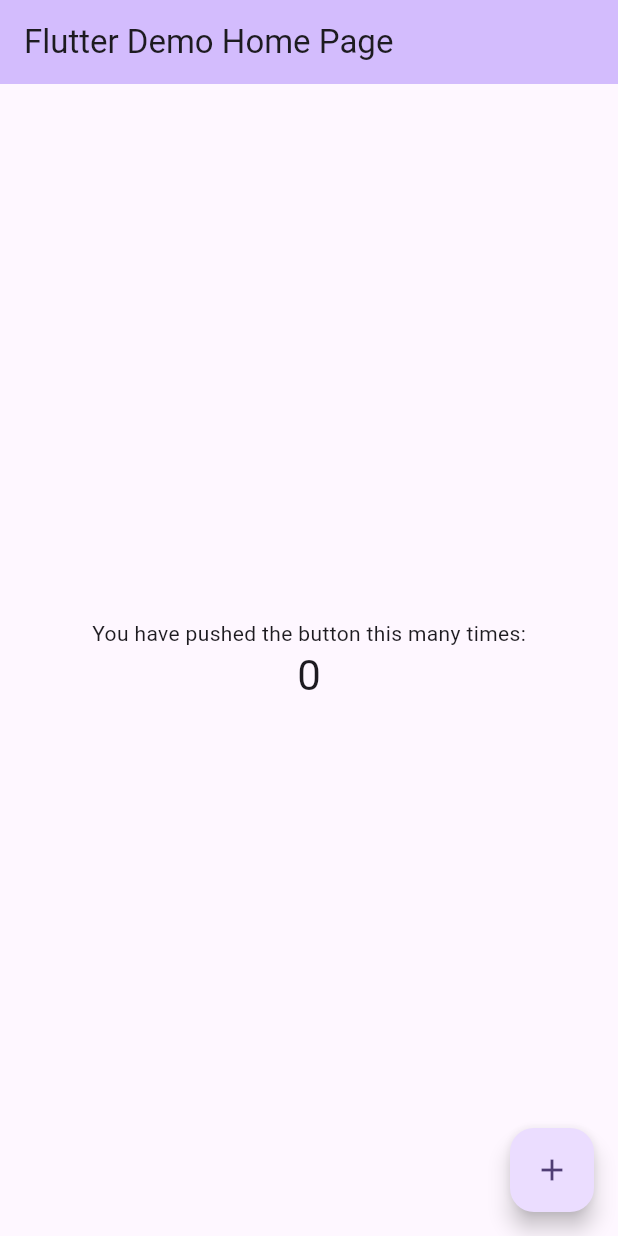
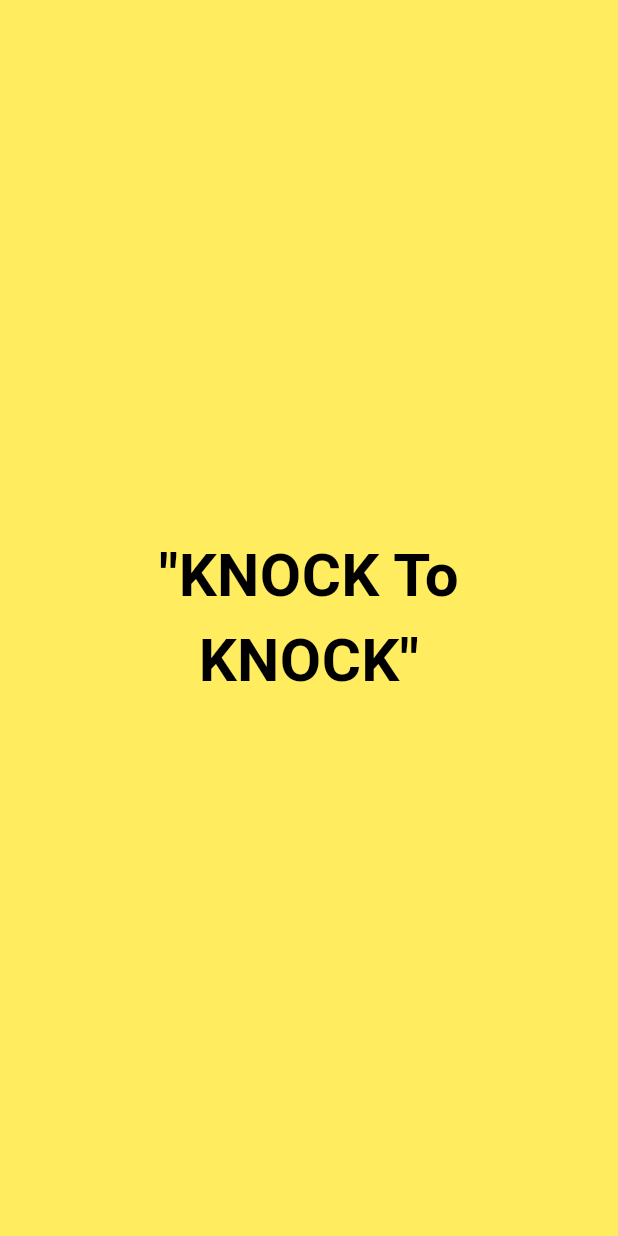
Before and after one commit to BanhKheo/Knock_To_Know, a Flutter app: the first screen one second after launch, on a phone screen of 412 x 824 dp. Run offline on Flutter 3.47's test engine with Material 3 defaults, Android fonts, the light colour scheme and no system bars; drawn by our look-alikes of animated_text_kit; our stand-ins replace camera.

Commit message:
splash_screen and camera involve

```diff
--- /dev/null
+++ b/lib/features/splash_screen/splash_screen.dart
@@ -0,0 +1,63 @@
+import 'dart:async'; // Import this for the Timer
+import 'package:flutter/material.dart';
+import 'package:animated_text_kit/animated_text_kit.dart';
+import 'package:knock_to_know/features/visual_identifier/camera_screen.dart'; // Import your camera screen
+
+class SplashScreen extends StatefulWidget {
+  const SplashScreen({super.key});
+
+  @override
+  State<SplashScreen> createState() => _SplashScreenState();
+}
+
+class _SplashScreenState extends State<SplashScreen> {
+  @override
+  void initState() {
+    super.initState();
+  }
+
+  void _navigateToHome() {
+    // Wait for 4 seconds, then move to the next screen
+    Future.delayed(const Duration(seconds: 5), () {
+      Navigator.pushReplacement(
+        context,
+        MaterialPageRoute(builder: (context) => const CameraScreen()),
+      );
+    });
+  }
+
+  @override
+  Widget build(BuildContext context) {
+    return Scaffold(
+      backgroundColor: const Color(0xFFFFED5F),
+      body: Center(
+        child: AnimatedTextKit(
+          totalRepeatCount: 1,
+          animatedTexts: [
+            TyperAnimatedText(
+              '"KNOCK To\nKNOCK"',
+              textStyle: const TextStyle(
+                color: Colors.black,
+                fontSize: 40,
+                fontWeight: FontWeight.bold,
+              ),
+              textAlign: TextAlign.center,
+
+              speed: const Duration(milliseconds: 120),
+            ),
+          ],
+          isRepeatingAnimation: false,
+          onFinished: () {
+            // Ensure navigation occurs if animation finishes before the timer
+            if (mounted) {
+              Navigator.pushReplacement(
+                context,
+                MaterialPageRoute(builder: (context) => const CameraScreen()),
+              );
+            }
+          },
+        ),
+      ),
+    );
+  }
+}
--- a/lib/main.dart
+++ b/lib/main.dart
@@ -1,4 +1,7 @@
 import 'package:flutter/material.dart';
+
+// 1. IMPORT YOUR NEW SPLASH SCREEN
+import 'package:knock_to_know/features/splash_screen/splash_screen.dart'; // Make sure this matches your project name
 
 void main() {
   runApp(const MyApp());
@@ -7,116 +10,20 @@ void main() {
 class MyApp extends StatelessWidget {
   const MyApp({super.key});
 
-  // This widget is the root of your application.
   @override
   Widget build(BuildContext context) {
     return MaterialApp(
-      title: 'Flutter Demo',
+      title: 'Knock to Know',
       theme: ThemeData(
-        // This is the theme of your application.
-        //
-        // TRY THIS: Try running your application with "flutter run". You'll see
-        // the application has a purple toolbar. Then, without quitting the app,
-        // try changing the seedColor in the colorScheme below to Colors.green
-        // and then invoke "hot reload" (save your changes or press the "hot
-        // reload" button in a Flutter-supported IDE, or press "r" if you used
-        // the command line to start the app).
-        //
-        // Notice that the counter didn't reset back to zero; the application
-        // state is not lost during the reload. To reset the state, use hot
-        // restart instead.
-        //
-        // This works for code too, not just values: Most code changes can be
-        // tested with just a hot reload.
-        colorScheme: .fromSeed(seedColor: Colors.deepPurple),
+        colorScheme: ColorScheme.fromSeed(seedColor: Colors.deepPurple),
+        useMaterial3: true,
       ),
-      home: const MyHomePage(title: 'Flutter Demo Home Page'),
+
+      // 2. SET YOUR NEW 'home' SCREEN
+      home: const SplashScreen(), // This was: const KnockScreen()
+
+      // 3. (Optional) This removes the "DEBUG" banner from the corner
+      debugShowCheckedModeBanner: false,
     );
   }
 }
-
-class MyHomePage extends StatefulWidget {
-  const MyHomePage({super.key, required this.title});
-
-  // This widget is the home page of your application. It is stateful, meaning
-  // that it has a State object (defined below) that contains fields that affect
-  // how it looks.
-
-  // This class is the configuration for the state. It holds the values (in this
-  // case the title) provided by the parent (in this case the App widget) and
-  // used by the build method of the State. Fields in a Widget subclass are
-  // always marked "final".
-
-  final String title;
-
-  @override
-  State<MyHomePage> createState() => _MyHomePageState();
-}
-
-class _MyHomePageState extends State<MyHomePage> {
-  int _counter = 0;
-
-  void _incrementCounter() {
-    setState(() {
-      // This call to setState tells the Flutter framework that something has
-      // changed in this State, which causes it to rerun the build method below
-      // so that the display can reflect the updated values. If we changed
-      // _counter without calling setState(), then the build method would not be
-      // called again, and so nothing would appear to happen.
-      _counter++;
-    });
-  }
-
-  @override
-  Widget build(BuildContext context) {
-    // This method is rerun every time setState is called, for instance as done
-    // by the _incrementCounter method above.
-    //
-    // The Flutter framework has been optimized to make rerunning build methods
-    // fast, so that you can just rebuild anything that needs updating rather
-    // than having to individually change instances of widgets.
-    return Scaffold(
-      appBar: AppBar(
-        // TRY THIS: Try changing the color here to a specific color (to
-        // Colors.amber, perhaps?) and trigger a hot reload to see the AppBar
-        // change color while the other colors stay the same.
-        backgroundColor: Theme.of(context).colorScheme.inversePrimary,
-        // Here we take the value from the MyHomePage object that was created by
-        // the App.build method, and use it to set our appbar title.
-        title: Text(widget.title),
-      ),
-      body: Center(
-        // Center is a layout widget. It takes a single child and positions it
-        // in the middle of the parent.
-        child: Column(
-          // Column is also a layout widget. It takes a list of children and
-          // arranges them vertically. By default, it sizes itself to fit its
-          // children horizontally, and tries to be as tall as its parent.
-          //
-          // Column has various properties to control how it sizes itself and
-          // how it positions its children. Here we use mainAxisAlignment to
-          // center the children vertically; the main axis here is the vertical
-          // axis because Columns are vertical (the cross axis would be
-          // horizontal).
-          //
-          // TRY THIS: Invoke "debug painting" (choose the "Toggle Debug Paint"
-          // action in the IDE, or press "p" in the console), to see the
-          // wireframe for each widget.
-          mainAxisAlignment: .center,
-          children: [
-            const Text('You have pushed the button this many times:'),
-            Text(
-              '$_counter',
-              style: Theme.of(context).textTheme.headlineMedium,
-            ),
-          ],
-        ),
-      ),
-      floatingActionButton: FloatingActionButton(
-        onPressed: _incrementCounter,
-        tooltip: 'Increment',
-        child: const Icon(Icons.add),
-      ),
-    );
-  }
-}
--- a/pubspec.yaml
+++ b/pubspec.yaml
@@ -31,9 +31,14 @@ dependencies:
   flutter:
     sdk: flutter
 
+  #camera package
+  camera: ^0.10.6 # Or the latest version
+  path_provider: ^2.0.0
+  path: ^1.8.0
   # The following adds the Cupertino Icons font to your application.
   # Use with the CupertinoIcons class for iOS style icons.
   cupertino_icons: ^1.0.8
+  animated_text_kit: ^4.2.2
 
 dev_dependencies:
   flutter_test:
```
Also changed, not shown: lib/features/knock_intro/knock_screen.dart (added, +34 -0 lines), lib/features/visual_identifier/camera_screen.dart (added, +127 -0 lines), pubspec.lock, 4 other files.
